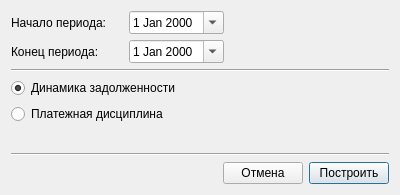
Qt form designer/ui/chartchoice.ui (Aleee/FinanceCalender) before a commit.
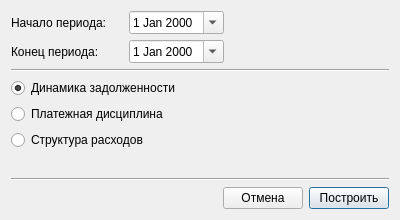
The same form after that commit.

Commit message: feat: expences chart

Diff of the .ui file:
```diff
--- a/designer/ui/chartchoice.ui
+++ b/designer/ui/chartchoice.ui
@@ -7,7 +7,7 @@
     <x>0</x>
     <y>0</y>
     <width>400</width>
-    <height>195</height>
+    <height>220</height>
    </rect>
   </property>
   <property name="windowTitle">
@@ -28,7 +28,7 @@
      </property>
     </widget>
    </item>
-   <item row="7" column="0" colspan="4">
+   <item row="8" column="0" colspan="4">
     <layout class="QHBoxLayout" name="horizontalLayout">
      <item>
       <spacer name="horizontalSpacer">
@@ -78,7 +78,7 @@
      </property>
     </spacer>
    </item>
-   <item row="5" column="0">
+   <item row="6" column="0">
     <spacer name="verticalSpacer">
      <property name="orientation">
       <enum>Qt::Orientation::Vertical</enum>
@@ -104,7 +104,7 @@
      </property>
     </spacer>
    </item>
-   <item row="6" column="0" colspan="4">
+   <item row="7" column="0" colspan="4">
     <widget class="Line" name="line_2">
      <property name="orientation">
       <enum>Qt::Orientation::Horizontal</enum>
@@ -142,6 +142,13 @@
      </property>
     </widget>
    </item>
+   <item row="5" column="0" colspan="3">
+    <widget class="QRadioButton" name="rb_chart3">
+     <property name="text">
+      <string>Структура расходов</string>
+     </property>
+    </widget>
+   </item>
    <item row="0" column="2">
     <widget class="QDateEdit" name="de_start">
      <property name="calendarPopup">
```
Left out of the diff: 1 changed line with no effect on the pictures. The commit also changes 14 other files.
